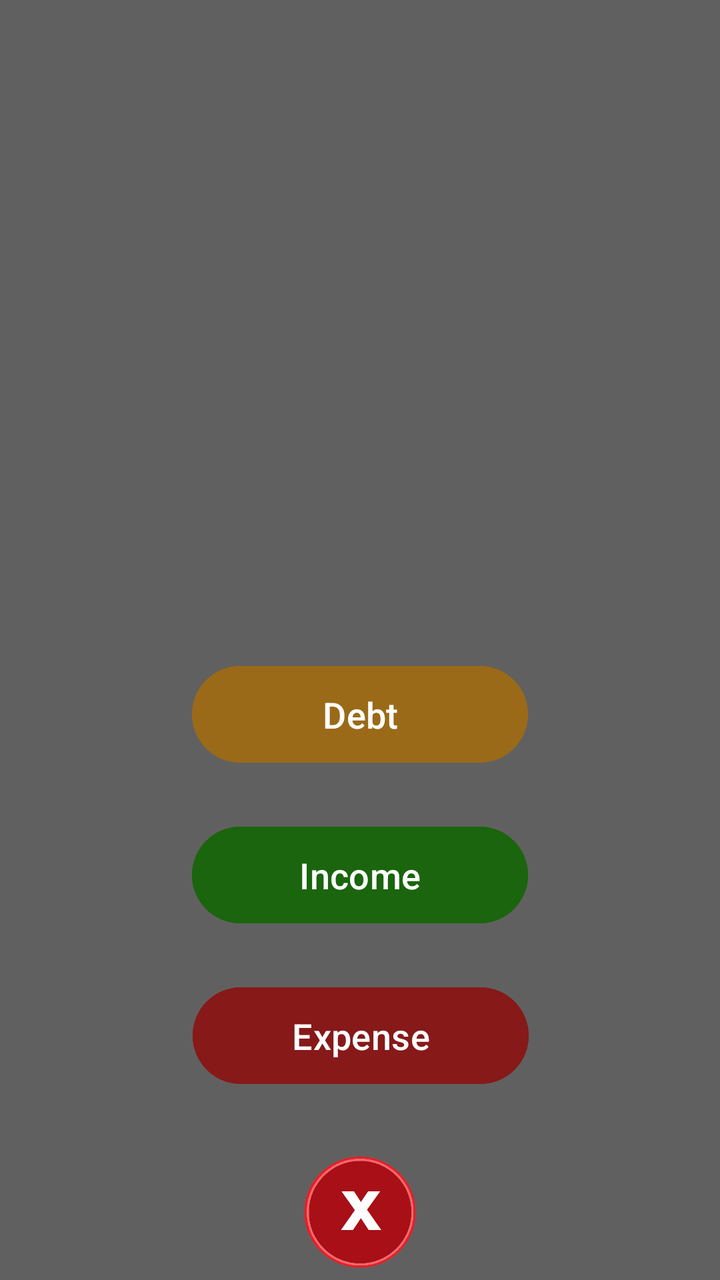
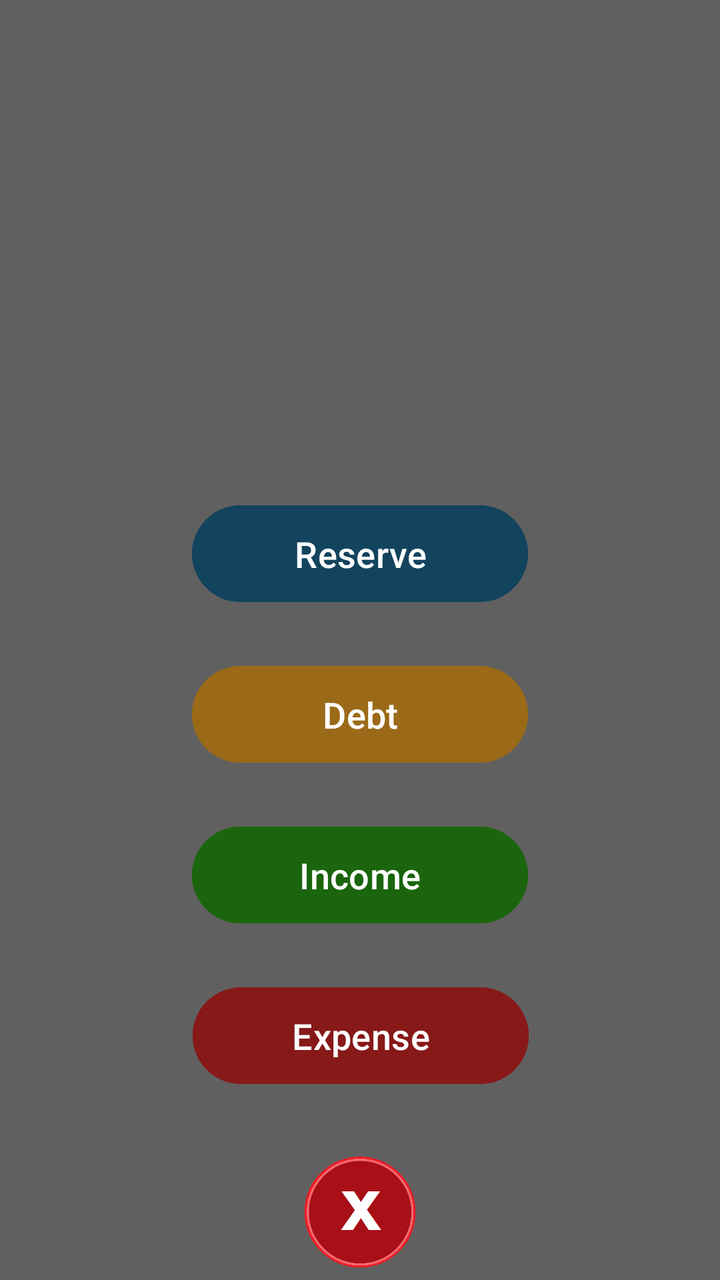

Screens rendered from an Android XML layout before and after an edit, with the pre-edit source and the edit as a unified diff.
<!-- AndroidManifest.xml: application theme Theme.MyApplication -->
<!-- res/layout/fragment_transaction_add_selector.xml -->
<?xml version="1.0" encoding="utf-8"?>
<FrameLayout xmlns:android="http://schemas.android.com/apk/res/android"
    xmlns:app="http://schemas.android.com/apk/res-auto"
    android:layout_width="match_parent"
    android:layout_height="match_parent"
    android:background="@color/semi_transparent_dark">

    <androidx.constraintlayout.widget.ConstraintLayout
        android:layout_width="match_parent"
        android:layout_height="match_parent" >

        <Button
            android:id="@+id/bAddExpense"
            android:layout_width="168dp"
            android:layout_height="wrap_content"
            android:layout_marginBottom="32dp"
            android:backgroundTint="@color/button_expense"
            android:paddingVertical="12dp"
            android:text="@string/add_expense"
            android:textColor="@color/white"
            android:textSize="18sp"
            app:layout_constraintBottom_toTopOf="@+id/bExit"
            app:layout_constraintEnd_toEndOf="parent"
            app:layout_constraintHorizontal_bias="0.502"
            app:layout_constraintStart_toStartOf="parent" />

        <Button
            android:id="@+id/bAddIncome"
            android:layout_width="168dp"
            android:layout_height="wrap_content"
            android:layout_marginBottom="24dp"
            android:backgroundTint="@color/button_income"
            android:text="@string/add_income"
            android:textColor="@color/white"
            android:paddingVertical="12dp"
            android:textSize="18sp"
            app:layout_constraintBottom_toTopOf="@+id/bAddExpense"
            app:layout_constraintEnd_toEndOf="parent"
            app:layout_constraintStart_toStartOf="parent" />

        <Button
            android:id="@+id/bAddDebt"
            android:layout_width="168dp"
            android:layout_height="wrap_content"
            android:layout_marginBottom="24dp"
            android:textColor="@color/white"
            android:text="@string/add_debt"
            android:backgroundTint="@color/button_debt"
            android:textSize="18sp"
            android:paddingVertical="12dp"
            app:layout_constraintBottom_toTopOf="@+id/bAddIncome"
            app:layout_constraintEnd_toEndOf="parent"
            app:layout_constraintStart_toStartOf="parent" />

        <ImageButton
            android:id="@+id/bExit"
            android:layout_width="56dp"
            android:layout_height="56dp"
            android:layout_marginBottom="6dp"
            android:background="@drawable/close"
            app:layout_constraintBottom_toBottomOf="parent"
            app:layout_constraintEnd_toEndOf="parent"
            app:layout_constraintStart_toStartOf="parent" />
    </androidx.constraintlayout.widget.ConstraintLayout>

</FrameLayout>
<!-- resources referenced by this layout -->
<resources>
  <color name="button_debt">#9A6A18</color>
  <color name="button_expense">#871919</color>
  <color name="button_income">#1A650D</color>
  <color name="semi_transparent_dark">#DA515050</color>
  <color name="white">#FFFFFFFF</color>
  <!-- drawable close (drawable) -->
  <?xml version="1.0" encoding="utf-8"?>
  
  <selector xmlns:android="http://schemas.android.com/apk/res/android">
      <item android:state_pressed="true" android:drawable="@drawable/close_light" />
      <item android:drawable="@drawable/close_dark" />
  </selector>
  <string name="add_debt">Debt</string>
  <string name="add_expense">Expense</string>
  <string name="add_income">Income</string>
  <style name="Theme.MyApplication" parent="Base.Theme.MyApplication" />
  <!-- drawable close_light: png bitmap (drawable, 6373 bytes) -->
  <!-- drawable close_dark: png bitmap (drawable, 6410 bytes) -->
  <style name="Base.Theme.MyApplication" parent="Theme.Material3.DayNight.NoActionBar">
          
          <item name="android:colorPrimary">@color/action_bar_background</item>
          <item name="android:colorPrimaryDark">@color/action_bar_background_dark</item>
          <item name="android:colorBackground">@color/background</item>
          <item name="android:colorForeground">#000</item>
          <item name="cardViewStyle">@style/CustomCardView</item>&gt;
      </style>
  <color name="action_bar_background">#101B43</color>
  <color name="action_bar_background_dark">#090F25</color>
  <color name="background">#C1C1C1</color>
  <style name="CustomCardView" parent="Widget.MaterialComponents.CardView">
          <item name="cardCornerRadius">8dp</item>
          <item name="cardElevation">4dp</item>
      </style>
</resources>

<!-- the commit's change to res/layout/fragment_transaction_add_selector.xml (unified diff, before → after) -->
@@ -52,6 +52,20 @@
             app:layout_constraintEnd_toEndOf="parent"
             app:layout_constraintStart_toStartOf="parent" />
 
+        <Button
+            android:id="@+id/bAddReserve"
+            android:layout_width="168dp"
+            android:layout_height="wrap_content"
+            android:layout_marginBottom="24dp"
+            android:textColor="@color/white"
+            android:text="@string/add_reserve"
+            android:backgroundTint="@color/button_reserve"
+            android:textSize="18sp"
+            android:paddingVertical="12dp"
+            app:layout_constraintBottom_toTopOf="@+id/bAddDebt"
+            app:layout_constraintEnd_toEndOf="parent"
+            app:layout_constraintStart_toStartOf="parent" />
+
         <ImageButton
             android:id="@+id/bExit"
             android:layout_width="56dp"
<!-- resource entries referenced after the edit -->
@@ -3,6 +3,7 @@
   <color name="button_debt">#9A6A18</color>
   <color name="button_expense">#871919</color>
   <color name="button_income">#1A650D</color>
+  <color name="button_reserve">#13445E</color>
   <color name="semi_transparent_dark">#DA515050</color>
   <color name="white">#FFFFFFFF</color>
   <!-- drawable close (drawable) -->
@@ -15,6 +16,7 @@
   <string name="add_debt">Debt</string>
   <string name="add_expense">Expense</string>
   <string name="add_income">Income</string>
+  <string name="add_reserve">Reserve</string>
   <style name="Theme.MyApplication" parent="Base.Theme.MyApplication" />
   <!-- drawable close_light: png bitmap (drawable, 6373 bytes) -->
   <!-- drawable close_dark: png bitmap (drawable, 6410 bytes) -->
